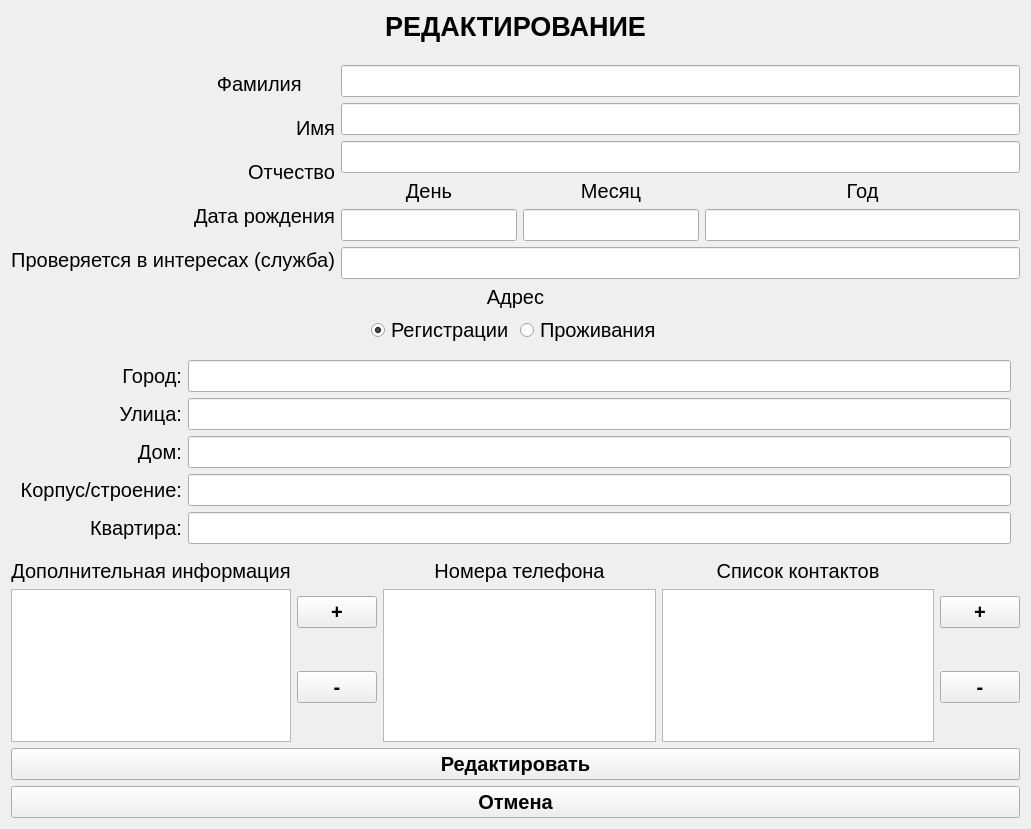
This is update.ui in Yavlados/VKR as Qt 5 draws it before an edit. The edited form follows.
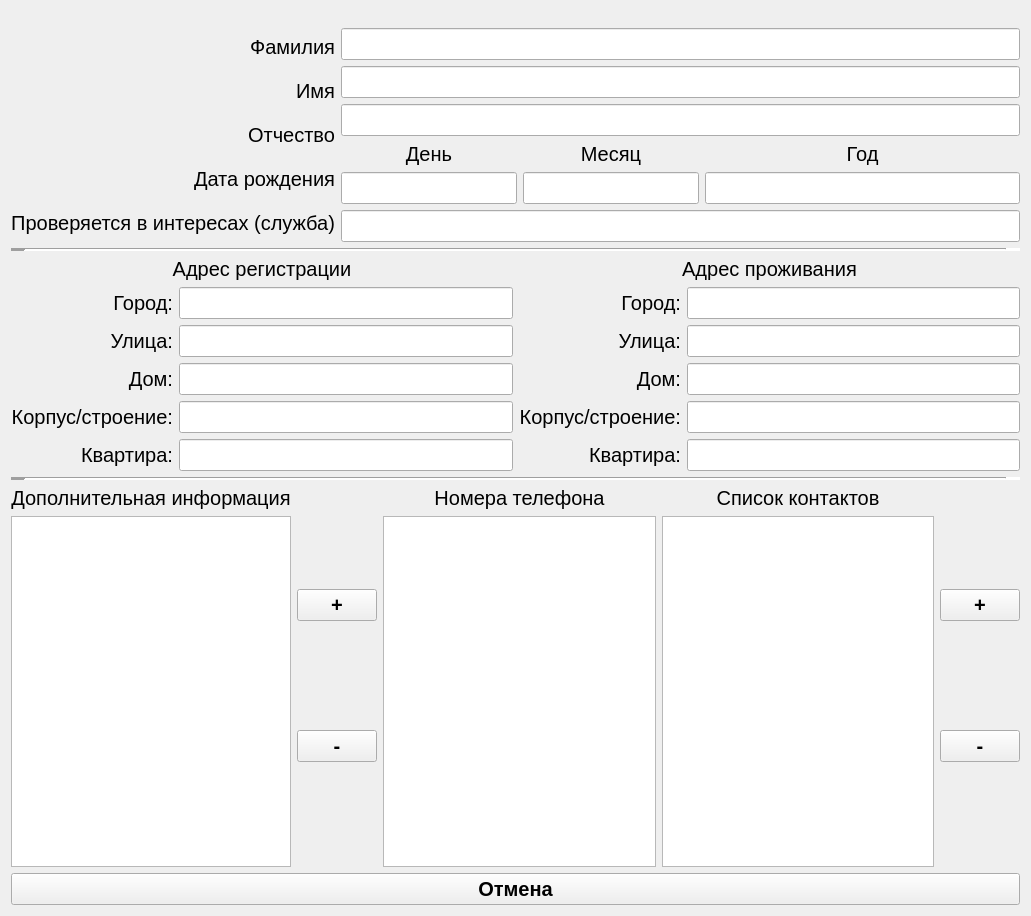
This is the edited form.

Patch:
```diff
--- a/update.ui
+++ b/update.ui
@@ -7,7 +7,7 @@
     <x>0</x>
     <y>0</y>
     <width>1031</width>
-    <height>829</height>
+    <height>916</height>
    </rect>
   </property>
   <property name="sizePolicy">
@@ -26,22 +26,7 @@
    <item row="0" column="0" colspan="3">
     <layout class="QVBoxLayout" name="verticalLayout_14">
      <item>
-      <widget class="QLabel" name="label">
-       <property name="font">
-        <font>
-         <family>Arial</family>
-         <pointsize>20</pointsize>
-         <weight>75</weight>
-         <bold>true</bold>
-        </font>
-       </property>
-       <property name="text">
-        <string>РЕДАКТИРОВАНИЕ</string>
-       </property>
-       <property name="alignment">
-        <set>Qt::AlignCenter</set>
-       </property>
-      </widget>
+      <layout class="QVBoxLayout" name="vl_for_label"/>
      </item>
      <item>
       <spacer name="horizontalSpacer_7">
@@ -69,7 +54,7 @@
             </font>
            </property>
            <property name="text">
-            <string>Фамилия      </string>
+            <string>Фамилия</string>
            </property>
            <property name="alignment">
             <set>Qt::AlignRight|Qt::AlignTrailing|Qt::AlignVCenter</set>
@@ -301,308 +286,35 @@
      </item>
     </layout>
    </item>
-   <item row="2" column="0">
-    <layout class="QVBoxLayout" name="verticalLayout_4">
-     <item>
-      <widget class="QLabel" name="label_7">
-       <property name="font">
-        <font>
-         <family>Arial</family>
-         <pointsize>15</pointsize>
-        </font>
-       </property>
-       <property name="text">
-        <string>Дополнительная информация</string>
-       </property>
-       <property name="alignment">
-        <set>Qt::AlignBottom|Qt::AlignHCenter</set>
-       </property>
-      </widget>
-     </item>
-     <item>
-      <widget class="QPlainTextEdit" name="le_dop_info">
-       <property name="sizePolicy">
-        <sizepolicy hsizetype="Minimum" vsizetype="Expanding">
-         <horstretch>0</horstretch>
-         <verstretch>0</verstretch>
-        </sizepolicy>
-       </property>
-       <property name="font">
-        <font>
-         <pointsize>15</pointsize>
-        </font>
-       </property>
-      </widget>
-     </item>
-    </layout>
-   </item>
-   <item row="2" column="1">
-    <layout class="QHBoxLayout" name="horizontalLayout">
-     <item>
-      <layout class="QVBoxLayout" name="verticalLayout_8">
-       <property name="spacing">
-        <number>6</number>
-       </property>
-       <item>
-        <widget class="QPushButton" name="pb_add_line_telephone">
-         <property name="font">
-          <font>
-           <pointsize>15</pointsize>
-           <weight>75</weight>
-           <bold>true</bold>
-          </font>
-         </property>
-         <property name="text">
-          <string>+</string>
-         </property>
-        </widget>
-       </item>
-       <item>
-        <widget class="QPushButton" name="pb_del_line_telephone">
-         <property name="font">
-          <font>
-           <pointsize>15</pointsize>
-           <weight>75</weight>
-           <bold>true</bold>
-          </font>
-         </property>
-         <property name="text">
-          <string>-</string>
-         </property>
-        </widget>
-       </item>
-      </layout>
-     </item>
-     <item>
-      <layout class="QVBoxLayout" name="verticalLayout">
-       <item>
-        <widget class="QLabel" name="label_8">
-         <property name="font">
-          <font>
-           <family>Arial</family>
-           <pointsize>15</pointsize>
-          </font>
-         </property>
-         <property name="text">
-          <string>Номера телефона</string>
-         </property>
-         <property name="alignment">
-          <set>Qt::AlignBottom|Qt::AlignHCenter</set>
-         </property>
-        </widget>
-       </item>
-       <item>
-        <widget class="QTableView" name="tableView">
-         <property name="sizePolicy">
-          <sizepolicy hsizetype="Expanding" vsizetype="Expanding">
-           <horstretch>0</horstretch>
-           <verstretch>0</verstretch>
-          </sizepolicy>
-         </property>
-         <property name="font">
-          <font>
-           <pointsize>15</pointsize>
-          </font>
-         </property>
-        </widget>
-       </item>
-      </layout>
-     </item>
-    </layout>
-   </item>
-   <item row="2" column="2">
-    <layout class="QHBoxLayout" name="horizontalLayout_23">
-     <item>
-      <layout class="QVBoxLayout" name="verticalLayout_7">
-       <item>
-        <widget class="QLabel" name="label_10">
-         <property name="font">
-          <font>
-           <family>Arial</family>
-           <pointsize>15</pointsize>
-          </font>
-         </property>
-         <property name="text">
-          <string>Список контактов</string>
-         </property>
-         <property name="alignment">
-          <set>Qt::AlignBottom|Qt::AlignHCenter</set>
-         </property>
-        </widget>
-       </item>
-       <item>
-        <widget class="QTableView" name="tableView_2">
-         <property name="sizePolicy">
-          <sizepolicy hsizetype="Expanding" vsizetype="Expanding">
-           <horstretch>0</horstretch>
-           <verstretch>0</verstretch>
-          </sizepolicy>
-         </property>
-         <property name="font">
-          <font>
-           <pointsize>15</pointsize>
-          </font>
-         </property>
-        </widget>
-       </item>
-      </layout>
-     </item>
-     <item>
-      <layout class="QVBoxLayout" name="verticalLayout_11">
-       <item>
-        <widget class="QPushButton" name="pb_add_contact_line">
-         <property name="enabled">
-          <bool>true</bool>
-         </property>
-         <property name="font">
-          <font>
-           <pointsize>15</pointsize>
-           <weight>75</weight>
-           <bold>true</bold>
-          </font>
-         </property>
-         <property name="text">
-          <string>+</string>
-         </property>
-        </widget>
-       </item>
-       <item>
-        <widget class="QPushButton" name="pb_del_contact_line">
-         <property name="font">
-          <font>
-           <pointsize>15</pointsize>
-           <weight>75</weight>
-           <bold>true</bold>
-          </font>
-         </property>
-         <property name="text">
-          <string>-</string>
-         </property>
-        </widget>
-       </item>
-      </layout>
-     </item>
-    </layout>
-   </item>
-   <item row="3" column="0" colspan="3">
-    <layout class="QVBoxLayout" name="verticalLayout_9">
-     <item>
-      <widget class="QPushButton" name="pb_Update">
-       <property name="font">
-        <font>
-         <pointsize>15</pointsize>
-         <weight>75</weight>
-         <bold>true</bold>
-        </font>
-       </property>
-       <property name="text">
-        <string>Редактировать</string>
-       </property>
-      </widget>
-     </item>
-     <item>
-      <widget class="QPushButton" name="pb_Back_to_Main">
-       <property name="font">
-        <font>
-         <pointsize>15</pointsize>
-         <weight>75</weight>
-         <bold>true</bold>
-        </font>
-       </property>
-       <property name="text">
-        <string>Отмена</string>
-       </property>
-      </widget>
-     </item>
-    </layout>
-   </item>
    <item row="1" column="0" colspan="3">
-    <layout class="QVBoxLayout" name="verticalLayout_5">
+    <widget class="Line" name="line_2">
+     <property name="lineWidth">
+      <number>15</number>
+     </property>
+     <property name="orientation">
+      <enum>Qt::Horizontal</enum>
+     </property>
+    </widget>
+   </item>
+   <item row="3" column="0" colspan="3">
+    <layout class="QHBoxLayout" name="horizontalLayout_3">
+     <item>
+      <layout class="QVBoxLayout" name="verticalLayout_3">
      <item>
       <widget class="QLabel" name="label_9">
        <property name="font">
         <font>
-         <family>Arial</family>
          <pointsize>15</pointsize>
         </font>
        </property>
        <property name="text">
-        <string>Адрес</string>
+          <string>Адрес регистрации</string>
        </property>
        <property name="alignment">
         <set>Qt::AlignCenter</set>
        </property>
       </widget>
      </item>
-     <item>
-      <layout class="QHBoxLayout" name="horizontalLayout_8">
-       <item>
-        <spacer name="horizontalSpacer">
-         <property name="orientation">
-          <enum>Qt::Horizontal</enum>
-         </property>
-         <property name="sizeHint" stdset="0">
-          <size>
-           <width>40</width>
-           <height>20</height>
-          </size>
-         </property>
-        </spacer>
-       </item>
-       <item>
-        <widget class="QRadioButton" name="rb_adres_reg">
-         <property name="font">
-          <font>
-           <family>Arial</family>
-           <pointsize>15</pointsize>
-          </font>
-         </property>
-         <property name="text">
-          <string>Регистрации</string>
-         </property>
-         <property name="checked">
-          <bool>true</bool>
-         </property>
-        </widget>
-       </item>
-       <item>
-        <widget class="QRadioButton" name="rb_adres_liv">
-         <property name="font">
-          <font>
-           <family>Arial</family>
-           <pointsize>15</pointsize>
-          </font>
-         </property>
-         <property name="layoutDirection">
-          <enum>Qt::LeftToRight</enum>
-         </property>
-         <property name="text">
-          <string>Проживания</string>
-         </property>
-        </widget>
-       </item>
-       <item>
-        <spacer name="horizontalSpacer_2">
-         <property name="orientation">
-          <enum>Qt::Horizontal</enum>
-         </property>
-         <property name="sizeHint" stdset="0">
-          <size>
-           <width>40</width>
-           <height>20</height>
-          </size>
-         </property>
-        </spacer>
-       </item>
-      </layout>
-     </item>
-     <item>
-      <widget class="QStackedWidget" name="stackedWidget">
-       <property name="currentIndex">
-        <number>0</number>
-       </property>
-       <widget class="QWidget" name="page">
-        <layout class="QVBoxLayout" name="verticalLayout_17">
          <item>
           <layout class="QHBoxLayout" name="horizontalLayout_12">
            <item>
@@ -741,9 +453,24 @@
           </layout>
          </item>
         </layout>
-       </widget>
-       <widget class="QWidget" name="page_2">
-        <layout class="QVBoxLayout" name="verticalLayout_20">
+     </item>
+     <item>
+      <layout class="QVBoxLayout" name="verticalLayout_5">
+       <item>
+        <widget class="QLabel" name="label_11">
+         <property name="font">
+          <font>
+           <pointsize>15</pointsize>
+          </font>
+         </property>
+         <property name="text">
+          <string>Адрес проживания</string>
+         </property>
+         <property name="alignment">
+          <set>Qt::AlignCenter</set>
+         </property>
+        </widget>
+       </item>
          <item>
           <layout class="QHBoxLayout" name="horizontalLayout_13">
            <item>
@@ -882,11 +609,226 @@
           </layout>
          </item>
         </layout>
-       </widget>
+     </item>
+    </layout>
+   </item>
+   <item row="4" column="0" colspan="3">
+    <widget class="Line" name="line">
+     <property name="lineWidth">
+      <number>15</number>
+     </property>
+     <property name="orientation">
+      <enum>Qt::Horizontal</enum>
+     </property>
+    </widget>
+   </item>
+   <item row="5" column="0">
+    <layout class="QVBoxLayout" name="verticalLayout_4">
+     <item>
+      <widget class="QLabel" name="label_7">
+       <property name="font">
+        <font>
+         <family>Arial</family>
+         <pointsize>15</pointsize>
+        </font>
+       </property>
+       <property name="text">
+        <string>Дополнительная информация</string>
+       </property>
+       <property name="alignment">
+        <set>Qt::AlignBottom|Qt::AlignHCenter</set>
+       </property>
       </widget>
      </item>
+     <item>
+      <widget class="QPlainTextEdit" name="le_dop_info">
+       <property name="sizePolicy">
+        <sizepolicy hsizetype="Minimum" vsizetype="Expanding">
+         <horstretch>0</horstretch>
+         <verstretch>0</verstretch>
+        </sizepolicy>
+       </property>
+       <property name="font">
+        <font>
+         <pointsize>15</pointsize>
+        </font>
+       </property>
+      </widget>
+     </item>
     </layout>
    </item>
+   <item row="5" column="1">
+    <layout class="QHBoxLayout" name="horizontalLayout">
+     <item>
+      <layout class="QVBoxLayout" name="verticalLayout_8">
+       <property name="spacing">
+        <number>6</number>
+       </property>
+       <item>
+        <widget class="QPushButton" name="pb_add_line_telephone">
+         <property name="font">
+          <font>
+           <pointsize>15</pointsize>
+           <weight>75</weight>
+           <bold>true</bold>
+          </font>
+         </property>
+         <property name="text">
+          <string>+</string>
+         </property>
+        </widget>
+       </item>
+       <item>
+        <widget class="QPushButton" name="pb_del_line_telephone">
+         <property name="font">
+          <font>
+           <pointsize>15</pointsize>
+           <weight>75</weight>
+           <bold>true</bold>
+          </font>
+         </property>
+         <property name="text">
+          <string>-</string>
+         </property>
+        </widget>
+       </item>
+      </layout>
+     </item>
+     <item>
+      <layout class="QVBoxLayout" name="verticalLayout">
+       <item>
+        <widget class="QLabel" name="label_8">
+         <property name="font">
+          <font>
+           <family>Arial</family>
+           <pointsize>15</pointsize>
+          </font>
+         </property>
+         <property name="text">
+          <string>Номера телефона</string>
+         </property>
+         <property name="alignment">
+          <set>Qt::AlignBottom|Qt::AlignHCenter</set>
+         </property>
+        </widget>
+       </item>
+       <item>
+        <widget class="QTableView" name="tableView">
+         <property name="sizePolicy">
+          <sizepolicy hsizetype="Expanding" vsizetype="Expanding">
+           <horstretch>0</horstretch>
+           <verstretch>0</verstretch>
+          </sizepolicy>
+         </property>
+         <property name="font">
+          <font>
+           <pointsize>15</pointsize>
+          </font>
+         </property>
+        </widget>
+       </item>
+      </layout>
+     </item>
+    </layout>
+   </item>
+   <item row="5" column="2">
+    <layout class="QHBoxLayout" name="horizontalLayout_23">
+     <item>
+      <layout class="QVBoxLayout" name="verticalLayout_7">
+       <item>
+        <widget class="QLabel" name="label_10">
+         <property name="font">
+          <font>
+           <family>Arial</family>
+           <pointsize>15</pointsize>
+          </font>
+         </property>
+         <property name="text">
+          <string>Список контактов</string>
+         </property>
+         <property name="alignment">
+          <set>Qt::AlignBottom|Qt::AlignHCenter</set>
+         </property>
+        </widget>
+       </item>
+       <item>
+        <widget class="QTableView" name="tableView_2">
+         <property name="sizePolicy">
+          <sizepolicy hsizetype="Expanding" vsizetype="Expanding">
+           <horstretch>0</horstretch>
+           <verstretch>0</verstretch>
+          </sizepolicy>
+         </property>
+         <property name="font">
+          <font>
+           <pointsize>15</pointsize>
+          </font>
+         </property>
+        </widget>
+       </item>
+      </layout>
+     </item>
+     <item>
+      <layout class="QVBoxLayout" name="verticalLayout_11">
+       <item>
+        <widget class="QPushButton" name="pb_add_contact_line">
+         <property name="enabled">
+          <bool>true</bool>
+         </property>
+         <property name="font">
+          <font>
+           <pointsize>15</pointsize>
+           <weight>75</weight>
+           <bold>true</bold>
+          </font>
+         </property>
+         <property name="text">
+          <string>+</string>
+         </property>
+        </widget>
+       </item>
+       <item>
+        <widget class="QPushButton" name="pb_del_contact_line">
+         <property name="font">
+          <font>
+           <pointsize>15</pointsize>
+           <weight>75</weight>
+           <bold>true</bold>
+          </font>
+         </property>
+         <property name="text">
+          <string>-</string>
+         </property>
+        </widget>
+       </item>
+      </layout>
+     </item>
+    </layout>
+   </item>
+   <item row="6" column="0" colspan="3">
+    <layout class="QVBoxLayout" name="verticalLayout_9">
+     <item>
+      <layout class="QVBoxLayout" name="vl_for_button"/>
+     </item>
+     <item>
+      <widget class="QPushButton" name="pb_Back_to_Main">
+       <property name="font">
+        <font>
+         <pointsize>15</pointsize>
+         <weight>75</weight>
+         <bold>true</bold>
+        </font>
+       </property>
+       <property name="text">
+        <string>Отмена</string>
+       </property>
+      </widget>
+     </item>
+    </layout>
+   </item>
+   <item row="2" column="0" colspan="3">
+    <layout class="QVBoxLayout" name="vl_for_cb"/>
+   </item>
   </layout>
  </widget>
  <resources/>
```
Lines whose indentation alone changed are shown as unchanged.
